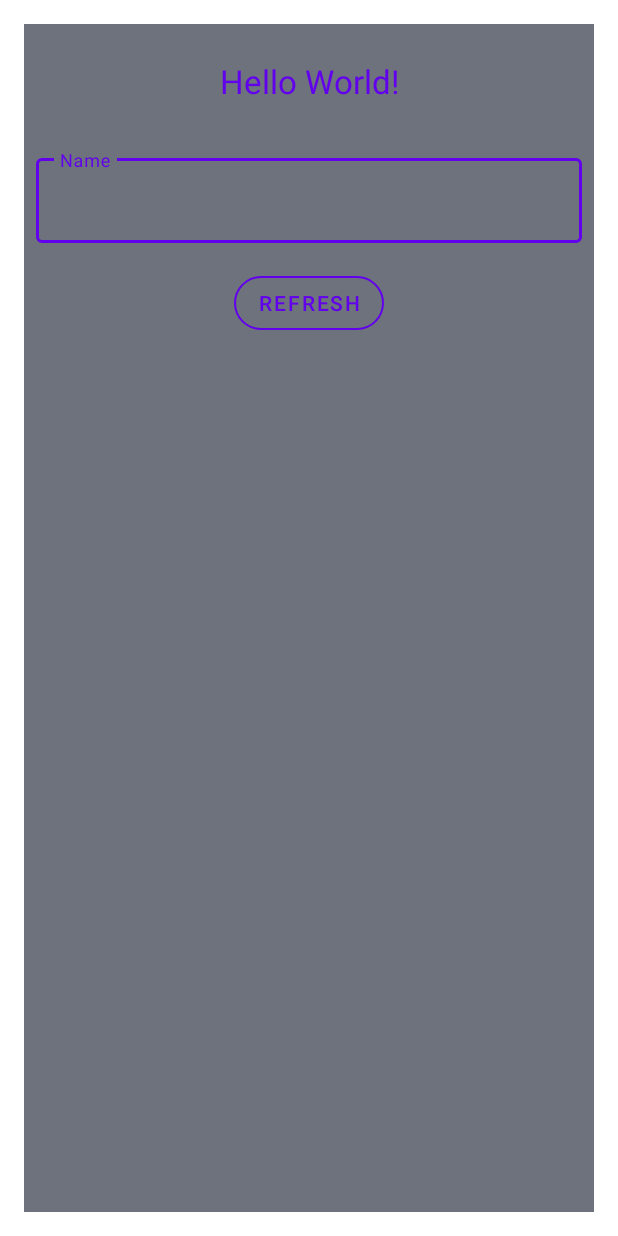
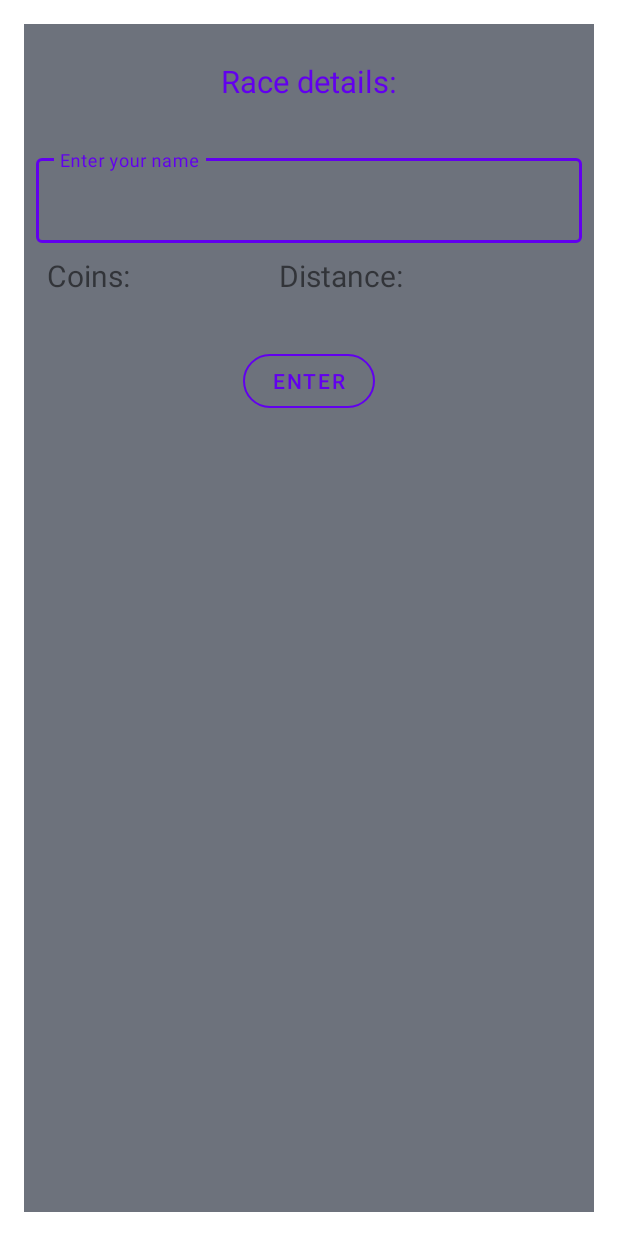
Before and after one commit to eladagmi24/2D_Car_Game, an Android app: the layout fragment_list.xml on its own in the app's theme, with its tools: preview values and no code run, on a phone screen of 412 x 824 dp. Run offline under Robolectric (Android 15) with nearby library versions, the phone set to English and light mode, and no system bars.

Commit message:
Add DB, two fragments

```diff
--- a/app/build.gradle
+++ b/app/build.gradle
@@ -36,4 +36,6 @@ dependencies {
     testImplementation 'junit:junit:4.+'
     androidTestImplementation 'androidx.test.ext:junit:1.1.3'
     androidTestImplementation 'androidx.test.espresso:espresso-core:3.4.0'
+    implementation 'com.google.code.gson:gson:2.8.9'
+
 }
--- a/app/src/main/res/layout/fragment_list.xml
+++ b/app/src/main/res/layout/fragment_list.xml
@@ -12,21 +12,23 @@
         android:id="@+id/list_LBL_title"
         android:layout_width="120dp"
         android:layout_height="60dp"
-        android:text="Hello World!"
-        android:textColor="@color/purple_500"
-        android:layout_margin="8dp"
+        android:layout_centerHorizontal="true"
+        android:layout_marginStart="8dp"
+        android:layout_marginTop="8dp"
+        android:layout_marginEnd="8dp"
+        android:layout_marginBottom="8dp"
+        android:autoSizeTextType="uniform"
         android:gravity="center"
-        android:layout_centerHorizontal="true"
         android:maxLines="1"
-        android:autoSizeTextType="uniform"
-        />
+        android:text="Race details:"
+        android:textColor="@color/purple_500" />
 
     <com.google.android.material.textfield.TextInputLayout
         style="@style/Widget.MaterialComponents.TextInputLayout.OutlinedBox"
         android:id="@+id/list_EDT_name"
         android:layout_width="match_parent"
         android:layout_height="wrap_content"
-        android:hint="Name"
+        android:hint="Enter your name"
         android:layout_below="@id/list_LBL_title"
         android:padding="8dp"
         >
@@ -39,15 +41,35 @@
     </com.google.android.material.textfield.TextInputLayout>
 
     <com.google.android.material.button.MaterialButton
+        android:id="@+id/list_BTN_enter"
+        style="@style/Widget.MaterialComponents.Button.OutlinedButton"
         android:layout_width="wrap_content"
         android:layout_height="wrap_content"
-        android:id="@+id/list_BTN_refresh"
-        android:text="Refresh"
-        android:layout_marginTop="8dp"
-        android:layout_centerHorizontal="true"
         android:layout_below="@id/list_EDT_name"
-        style="@style/Widget.MaterialComponents.Button.OutlinedButton"
-        app:strokeColor="@color/purple_500"
-        app:cornerRadius="50dp"/>
+        android:layout_centerInParent="true"
+        android:layout_marginTop="60dp"
+        android:text="Enter"
+        app:cornerRadius="50dp"
+        app:strokeColor="@color/purple_500" />
 
+    <com.google.android.material.textview.MaterialTextView
+        android:id="@+id/list_TXT_coins"
+        android:layout_width="150dp"
+        android:layout_height="wrap_content"
+        android:layout_below="@id/list_EDT_name"
+        android:layout_marginLeft="15dp"
+        android:text="Coins:"
+        android:textSize="20sp">
+
+    </com.google.android.material.textview.MaterialTextView>
+    <com.google.android.material.textview.MaterialTextView
+        android:id="@+id/list_TXT_distance"
+        android:layout_width="150dp"
+        android:layout_height="wrap_content"
+        android:layout_below="@id/list_EDT_name"
+        android:layout_marginLeft="170dp"
+        android:text="Distance:"
+        android:textSize="20sp">
+
+    </com.google.android.material.textview.MaterialTextView>
 </RelativeLayout>
```
Also changed, not shown: app/src/main/java/com/example/morgan/ListFragment.java (+12 -5 lines), app/src/main/java/com/example/morgan/MSPv3.java (added, +41 -0 lines), app/src/main/java/com/example/morgan/MainActivity.java (+18 -0 lines), app/src/main/java/com/example/morgan/MyDB.java (added, +18 -0 lines), app/src/main/java/com/example/morgan/Record.java (added, +57 -0 lines), app/src/main/java/com/example/morgan/RecordAndMapActivity.java (+10 -2 lines), app/src/main/java/com/example/morgan/RecordsFragment.java (added, +14 -0 lines), app/src/main/res/layout/fragment_records.xml (added, +14 -0 lines).
